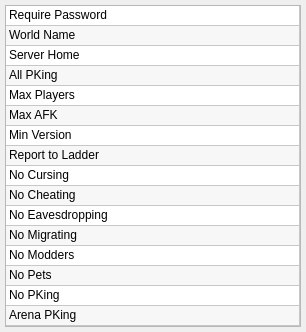
First picture: the form in ui/widgets/ruleswidget.ui, repository StarixWoS/ReMix, before the edit.
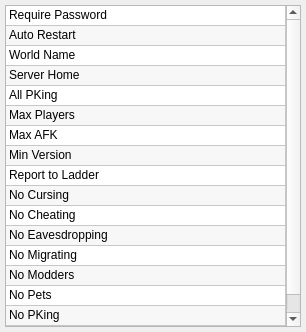
Second picture: the form after the edit.

Commit message: Version 2.6.7:     Change:       * Added a new Rule within the Settings/Rules dialog "Auto Restart" to enable ReMix to automatically restart a server when re-opening ReMix.         * Known issue: The Create Instance Dialog will also open, and if the host has no other servers to run, must be closed manually.       * Consolidated code related to initializing a ReMix instance to make it easier to understand.

Patch:
```diff
--- a/ui/widgets/ruleswidget.ui
+++ b/ui/widgets/ruleswidget.ui
@@ -150,6 +150,11 @@
        <string>15</string>
       </property>
      </row>
+     <row>
+      <property name="text">
+       <string>16</string>
+      </property>
+     </row>
      <column>
       <property name="text">
        <string>Settings</string>
@@ -165,6 +170,14 @@
      </item>
      <item row="1" column="0">
       <property name="text">
+       <string>Auto Restart</string>
+      </property>
+      <property name="checkState">
+       <enum>Unchecked</enum>
+      </property>
+     </item>
+     <item row="2" column="0">
+      <property name="text">
        <string>World Name</string>
       </property>
       <property name="toolTip">
@@ -174,7 +187,7 @@
        <enum>Unchecked</enum>
       </property>
      </item>
-     <item row="2" column="0">
+     <item row="3" column="0">
       <property name="text">
        <string>Server Home</string>
       </property>
@@ -185,7 +198,7 @@
        <enum>Unchecked</enum>
       </property>
      </item>
-     <item row="3" column="0">
+     <item row="4" column="0">
       <property name="text">
        <string>All PKing</string>
       </property>
@@ -196,7 +209,7 @@
        <enum>Unchecked</enum>
       </property>
      </item>
-     <item row="4" column="0">
+     <item row="5" column="0">
       <property name="text">
        <string>Max Players</string>
       </property>
@@ -207,7 +220,7 @@
        <enum>Unchecked</enum>
       </property>
      </item>
-     <item row="5" column="0">
+     <item row="6" column="0">
       <property name="text">
        <string>Max AFK</string>
       </property>
@@ -218,7 +231,7 @@
        <enum>Unchecked</enum>
       </property>
      </item>
-     <item row="6" column="0">
+     <item row="7" column="0">
       <property name="text">
        <string>Min Version</string>
       </property>
@@ -229,7 +242,7 @@
        <enum>Unchecked</enum>
       </property>
      </item>
-     <item row="7" column="0">
+     <item row="8" column="0">
       <property name="text">
        <string>Report to Ladder</string>
       </property>
@@ -240,7 +253,7 @@
        <enum>Unchecked</enum>
       </property>
      </item>
-     <item row="8" column="0">
+     <item row="9" column="0">
       <property name="text">
        <string>No Cursing</string>
       </property>
@@ -251,7 +264,7 @@
        <enum>Unchecked</enum>
       </property>
      </item>
-     <item row="9" column="0">
+     <item row="10" column="0">
       <property name="text">
        <string>No Cheating</string>
       </property>
@@ -262,7 +275,7 @@
        <enum>Unchecked</enum>
       </property>
      </item>
-     <item row="10" column="0">
+     <item row="11" column="0">
       <property name="text">
        <string>No Eavesdropping</string>
       </property>
@@ -273,7 +286,7 @@
        <enum>Unchecked</enum>
       </property>
      </item>
-     <item row="11" column="0">
+     <item row="12" column="0">
       <property name="text">
        <string>No Migrating</string>
       </property>
@@ -284,7 +297,7 @@
        <enum>Unchecked</enum>
       </property>
      </item>
-     <item row="12" column="0">
+     <item row="13" column="0">
       <property name="text">
        <string>No Modders</string>
       </property>
@@ -295,7 +308,7 @@
        <enum>Unchecked</enum>
       </property>
      </item>
-     <item row="13" column="0">
+     <item row="14" column="0">
       <property name="text">
        <string>No Pets</string>
       </property>
@@ -306,7 +319,7 @@
        <enum>Unchecked</enum>
       </property>
      </item>
-     <item row="14" column="0">
+     <item row="15" column="0">
       <property name="text">
        <string>No PKing</string>
       </property>
@@ -317,7 +330,7 @@
        <enum>Unchecked</enum>
       </property>
      </item>
-     <item row="15" column="0">
+     <item row="16" column="0">
       <property name="text">
        <string>Arena PKing</string>
       </property>
```
The commit also changes 11 other files.
